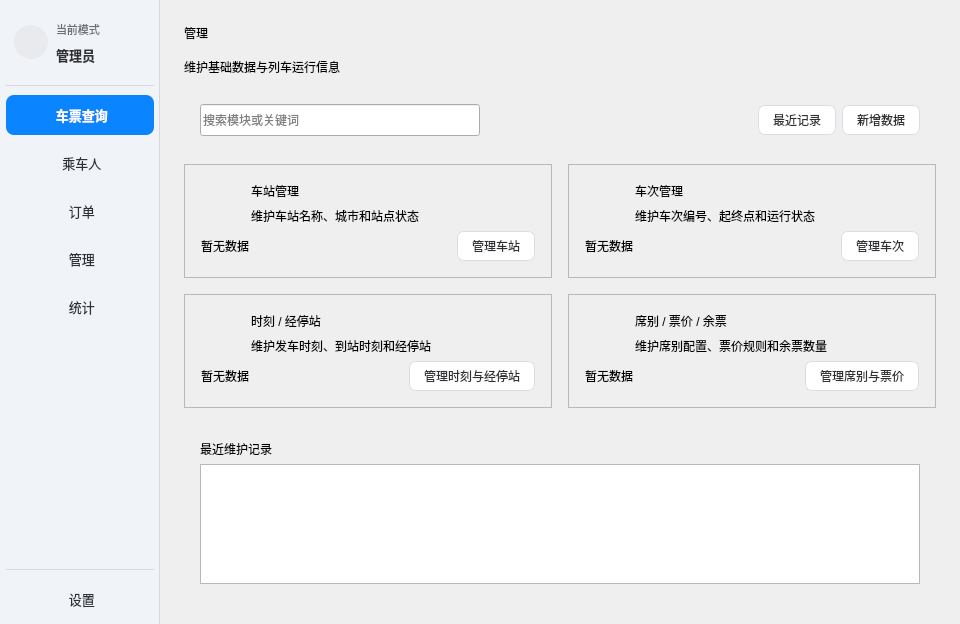
This is src/app/mainwindow.ui in miunerofrade/seu-qt-summer-school as Qt 5 draws it before an edit. The edited form follows.
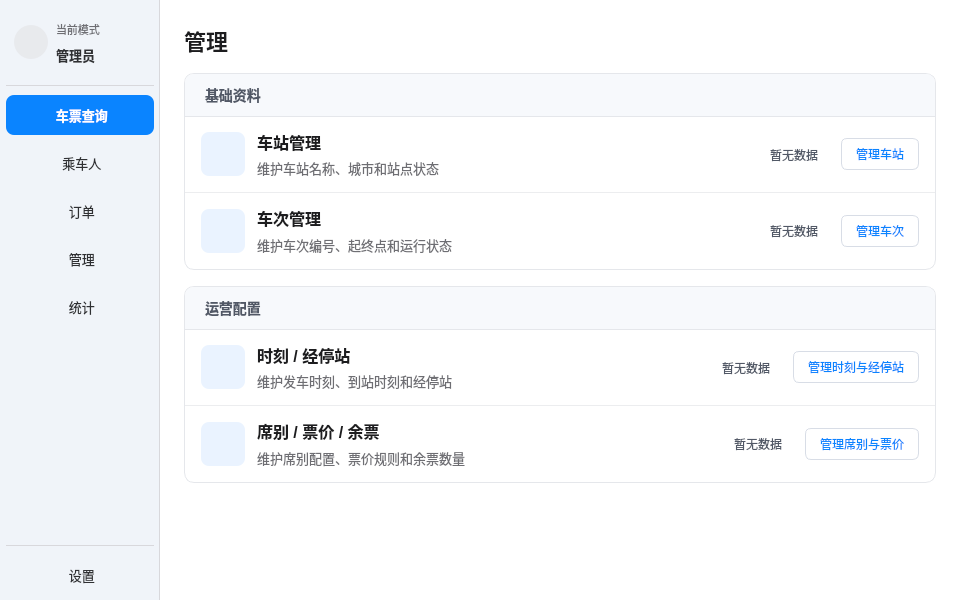
This is the edited form. The open tabs and pages were chosen to show the change. Icons and pictures are not drawn. Custom widgets are drawn as their Qt base class.

Commit message: style:调整了界面布局

Diff of the .ui file:
```diff
--- a/src/app/mainwindow.ui
+++ b/src/app/mainwindow.ui
@@ -1194,50 +1194,26 @@
     font-weight: 600;
 }
 
-QLabel#labelAdminSubtitle {
-    color: #6E6E73;
-    font-size: 13px;
-}
-
-QFrame#cardStationAdmin,
-QFrame#cardTrainAdmin,
-QFrame#cardScheduleAdmin,
-QFrame#cardSeatAdmin {
+QFrame#adminBaseGroup,
+QFrame#adminOperationGroup {
     background-color: #FFFFFF;
     border: 1px solid #E5E7EB;
     border-radius: 10px;
 }
 
-QWidget#adminToolbar,
-QWidget#adminRecentCard {
-    background-color: #FFFFFF;
-    border: 1px solid #E5E7EB;
-    border-radius: 10px;
-}
-
-QTableView#tableAdminRecent {
-    background-color: #FFFFFF;
-    border: 1px solid #E5E7EB;
-    border-radius: 0px;
-    color: #2F3033;
-    gridline-color: #ECEDEF;
-}
-
-QTableView#tableAdminRecent QHeaderView::section {
-    background-color: #FFFFFF;
+QLabel#labelAdminBaseGroup,
+QLabel#labelAdminOperationGroup {
+    background-color: #F7F9FC;
     border: none;
     border-bottom: 1px solid #E5E7EB;
-    color: #6E6E73;
-    padding: 8px;
-}
-
-QLabel#labelRecentAdminTitle {
-    color: #1D1D1F;
+    border-top-left-radius: 9px;
+    border-top-right-radius: 9px;
+    color: #515866;
     font-size: 14px;
     font-weight: 600;
+    padding: 10px 16px;
 }
 
-QPushButton#btnRecentAdmin,
 QPushButton#btnManageStations,
 QPushButton#btnManageTrains,
 QPushButton#btnManageSchedules,
@@ -1249,12 +1225,26 @@
     padding: 6px 14px;
 }
 
-QPushButton#btnAddAdminData {
-    background-color: #0A84FF;
+QPushButton#btnManageStations:hover,
+QPushButton#btnManageTrains:hover,
+QPushButton#btnManageSchedules:hover,
+QPushButton#btnManageSeats:hover {
+    background-color: #F0F6FF;
+    border-color: #A8CFFF;
+}
+
+QFrame#cardStationAdmin,
+QFrame#cardTrainAdmin,
+QFrame#cardScheduleAdmin,
+QFrame#cardSeatAdmin {
+    background-color: transparent;
     border: none;
-    border-radius: 6px;
-    color: #FFFFFF;
-    padding: 6px 14px;
+    border-radius: 0px;
+}
+
+QFrame#cardStationAdmin,
+QFrame#cardScheduleAdmin {
+    border-bottom: 1px solid #ECEDEF;
 }
 
 QLabel#labelStationAdminTitle,
@@ -1283,8 +1273,13 @@
     font-size: 13px;
 }
 
-QPushButton#btnAddAdminData:hover {
-    background-color: #0071E3;
+QLabel#labelStationAdminData,
+QLabel#labelTrainAdminData,
+QLabel#labelScheduleAdminData,
+QLabel#labelSeatAdminData {
+    color: #515866;
+    font-size: 12px;
+    padding-right: 8px;
 }</string>
        </property>
        <layout class="QVBoxLayout" name="verticalLayoutAdmin">
@@ -1299,117 +1294,72 @@
          </widget>
         </item>
         <item>
-         <widget class="QLabel" name="labelAdminSubtitle">
-          <property name="text"><string>维护基础数据与列车运行信息</string></property>
-         </widget>
-        </item>
-        <item>
-         <widget class="QWidget" name="adminToolbar" native="true">
-          <layout class="QHBoxLayout" name="horizontalLayoutAdminToolbar">
-           <property name="leftMargin"><number>16</number></property>
-           <property name="topMargin"><number>12</number></property>
-           <property name="rightMargin"><number>16</number></property>
-           <property name="bottomMargin"><number>12</number></property>
+         <widget class="QFrame" name="adminBaseGroup">
+          <property name="frameShape"><enum>QFrame::Shape::StyledPanel</enum></property>
+          <layout class="QVBoxLayout" name="verticalLayoutAdminBaseGroup">
+           <property name="spacing"><number>0</number></property>
+           <property name="leftMargin"><number>0</number></property><property name="topMargin"><number>0</number></property><property name="rightMargin"><number>0</number></property><property name="bottomMargin"><number>0</number></property>
+           <item><widget class="QLabel" name="labelAdminBaseGroup"><property name="text"><string>基础资料</string></property></widget></item>
            <item>
-            <widget class="QLineEdit" name="editAdminSearch">
-             <property name="minimumSize"><size><width>280</width><height>32</height></size></property>
-             <property name="placeholderText"><string>搜索模块或关键词</string></property>
+            <widget class="QFrame" name="cardStationAdmin">
+             <property name="minimumSize"><size><width>0</width><height>76</height></size></property>
+             <layout class="QHBoxLayout" name="horizontalLayoutStationAdmin">
+              <property name="spacing"><number>12</number></property><property name="leftMargin"><number>16</number></property><property name="topMargin"><number>12</number></property><property name="rightMargin"><number>16</number></property><property name="bottomMargin"><number>12</number></property>
+              <item><widget class="QLabel" name="labelStationAdminIcon"><property name="minimumSize"><size><width>44</width><height>44</height></size></property><property name="maximumSize"><size><width>44</width><height>44</height></size></property><property name="pixmap"><pixmap resource="resources.qrc">:/icons/landmark.svg</pixmap></property><property name="alignment"><set>Qt::AlignmentFlag::AlignCenter</set></property></widget></item>
+              <item><layout class="QVBoxLayout" name="verticalLayoutStationAdminText"><property name="spacing"><number>2</number></property><item><widget class="QLabel" name="labelStationAdminTitle"><property name="text"><string>车站管理</string></property></widget></item><item><widget class="QLabel" name="labelStationAdminDescription"><property name="text"><string>维护车站名称、城市和站点状态</string></property></widget></item></layout></item>
+              <item><spacer name="horizontalSpacerStationAdmin"><property name="orientation"><enum>Qt::Orientation::Horizontal</enum></property><property name="sizeHint" stdset="0"><size><width>40</width><height>20</height></size></property></spacer></item>
+              <item><widget class="QLabel" name="labelStationAdminData"><property name="text"><string>暂无数据</string></property></widget></item>
+              <item><widget class="QPushButton" name="btnManageStations"><property name="text"><string>管理车站</string></property></widget></item>
+             </layout>
             </widget>
            </item>
            <item>
-            <spacer name="horizontalSpacerAdminToolbar">
-             <property name="orientation"><enum>Qt::Orientation::Horizontal</enum></property>
-             <property name="sizeHint" stdset="0"><size><width>40</width><height>20</height></size></property>
-            </spacer>
-           </item>
-           <item>
-            <widget class="QPushButton" name="btnRecentAdmin">
-             <property name="text"><string>最近记录</string></property>
-            </widget>
-           </item>
-           <item>
-            <widget class="QPushButton" name="btnAddAdminData">
-             <property name="text"><string>新增数据</string></property>
+            <widget class="QFrame" name="cardTrainAdmin">
+             <property name="minimumSize"><size><width>0</width><height>76</height></size></property>
+             <layout class="QHBoxLayout" name="horizontalLayoutTrainAdmin">
+              <property name="spacing"><number>12</number></property><property name="leftMargin"><number>16</number></property><property name="topMargin"><number>12</number></property><property name="rightMargin"><number>16</number></property><property name="bottomMargin"><number>12</number></property>
+              <item><widget class="QLabel" name="labelTrainAdminIcon"><property name="minimumSize"><size><width>44</width><height>44</height></size></property><property name="maximumSize"><size><width>44</width><height>44</height></size></property><property name="pixmap"><pixmap resource="resources.qrc">:/icons/train-front.svg</pixmap></property><property name="alignment"><set>Qt::AlignmentFlag::AlignCenter</set></property></widget></item>
+              <item><layout class="QVBoxLayout" name="verticalLayoutTrainAdminText"><property name="spacing"><number>2</number></property><item><widget class="QLabel" name="labelTrainAdminTitle"><property name="text"><string>车次管理</string></property></widget></item><item><widget class="QLabel" name="labelTrainAdminDescription"><property name="text"><string>维护车次编号、起终点和运行状态</string></property></widget></item></layout></item>
+              <item><spacer name="horizontalSpacerTrainAdmin"><property name="orientation"><enum>Qt::Orientation::Horizontal</enum></property><property name="sizeHint" stdset="0"><size><width>40</width><height>20</height></size></property></spacer></item>
+              <item><widget class="QLabel" name="labelTrainAdminData"><property name="text"><string>暂无数据</string></property></widget></item>
+              <item><widget class="QPushButton" name="btnManageTrains"><property name="text"><string>管理车次</string></property></widget></item>
+             </layout>
             </widget>
            </item>
           </layout>
          </widget>
         </item>
         <item>
-         <layout class="QGridLayout" name="gridLayoutAdminEntries">
-          <property name="horizontalSpacing"><number>16</number></property>
-          <property name="verticalSpacing"><number>16</number></property>
-          <item row="0" column="0">
-           <widget class="QFrame" name="cardStationAdmin">
-            <property name="frameShape"><enum>QFrame::Shape::StyledPanel</enum></property>
-            <property name="class">adminCard</property>
-            <layout class="QVBoxLayout" name="verticalLayoutStationAdmin">
-             <property name="leftMargin"><number>16</number></property>
-             <property name="topMargin"><number>16</number></property>
-             <property name="rightMargin"><number>16</number></property>
-             <property name="bottomMargin"><number>16</number></property>
-             <item><widget class="QWidget" name="stationAdminHeaderRow" native="true"><layout class="QHBoxLayout" name="horizontalLayoutStationAdminHeader"><property name="leftMargin"><number>0</number></property><property name="topMargin"><number>0</number></property><property name="rightMargin"><number>0</number></property><property name="bottomMargin"><number>0</number></property><item><widget class="QLabel" name="labelStationAdminIcon"><property name="minimumSize"><size><width>44</width><height>44</height></size></property><property name="maximumSize"><size><width>44</width><height>44</height></size></property><property name="pixmap"><pixmap resource="resources.qrc">:/icons/landmark.svg</pixmap></property><property name="alignment"><set>Qt::AlignmentFlag::AlignCenter</set></property></widget></item><item><layout class="QVBoxLayout" name="verticalLayoutStationAdminHeaderText"><item><widget class="QLabel" name="labelStationAdminTitle"><property name="text"><string>车站管理</string></property><property name="class">adminCardTitle</property></widget></item><item><widget class="QLabel" name="labelStationAdminDescription"><property name="text"><string>维护车站名称、城市和站点状态</string></property><property name="class">adminCardDescription</property></widget></item></layout></item></layout></widget></item>
-             <item><spacer name="verticalSpacerStationAdmin"><property name="orientation"><enum>Qt::Orientation::Vertical</enum></property><property name="sizeHint" stdset="0"><size><width>20</width><height>20</height></size></property></spacer></item>
-             <item><widget class="QWidget" name="stationAdminMetaRow" native="true"><layout class="QHBoxLayout" name="horizontalLayoutStationAdminMeta"><property name="leftMargin"><number>0</number></property><property name="topMargin"><number>0</number></property><property name="rightMargin"><number>0</number></property><property name="bottomMargin"><number>0</number></property><item><widget class="QLabel" name="labelStationAdminData"><property name="text"><string>暂无数据</string></property><property name="class">adminCardDescription</property></widget></item><item><spacer name="horizontalSpacerStationAdminMeta"><property name="orientation"><enum>Qt::Orientation::Horizontal</enum></property><property name="sizeHint" stdset="0"><size><width>20</width><height>20</height></size></property></spacer></item><item><widget class="QPushButton" name="btnManageStations"><property name="text"><string>管理车站</string></property><property name="class">adminEntryButton</property></widget></item></layout></widget></item>
-            </layout>
-           </widget>
-          </item>
-          <item row="0" column="1">
-           <widget class="QFrame" name="cardTrainAdmin">
-            <property name="frameShape"><enum>QFrame::Shape::StyledPanel</enum></property>
-            <property name="class">adminCard</property>
-            <layout class="QVBoxLayout" name="verticalLayoutTrainAdmin">
-             <property name="leftMargin"><number>16</number></property><property name="topMargin"><number>16</number></property><property name="rightMargin"><number>16</number></property><property name="bottomMargin"><number>16</number></property>
-             <item><widget class="QWidget" name="trainAdminHeaderRow" native="true"><layout class="QHBoxLayout" name="horizontalLayoutTrainAdminHeader"><property name="leftMargin"><number>0</number></property><property name="topMargin"><number>0</number></property><property name="rightMargin"><number>0</number></property><property name="bottomMargin"><number>0</number></property><item><widget class="QLabel" name="labelTrainAdminIcon"><property name="minimumSize"><size><width>44</width><height>44</height></size></property><property name="maximumSize"><size><width>44</width><height>44</height></size></property><property name="pixmap"><pixmap resource="resources.qrc">:/icons/train-front.svg</pixmap></property><property name="alignment"><set>Qt::AlignmentFlag::AlignCenter</set></property></widget></item><item><layout class="QVBoxLayout" name="verticalLayoutTrainAdminHeaderText"><item><widget class="QLabel" name="labelTrainAdminTitle"><property name="text"><string>车次管理</string></property><property name="class">adminCardTitle</property></widget></item><item><widget class="QLabel" name="labelTrainAdminDescription"><property name="text"><string>维护车次编号、起终点和运行状态</string></property><property name="class">adminCardDescription</property></widget></item></layout></item></layout></widget></item>
-             <item><spacer name="verticalSpacerTrainAdmin"><property name="orientation"><enum>Qt::Orientation::Vertical</enum></property><property name="sizeHint" stdset="0"><size><width>20</width><height>20</height></size></property></spacer></item>
-             <item><widget class="QWidget" name="trainAdminMetaRow" native="true"><layout class="QHBoxLayout" name="horizontalLayoutTrainAdminMeta"><property name="leftMargin"><number>0</number></property><property name="topMargin"><number>0</number></property><property name="rightMargin"><number>0</number></property><property name="bottomMargin"><number>0</number></property><item><widget class="QLabel" name="labelTrainAdminData"><property name="text"><string>暂无数据</string></property><property name="class">adminCardDescription</property></widget></item><item><spacer name="horizontalSpacerTrainAdminMeta"><property name="orientation"><enum>Qt::Orientation::Horizontal</enum></property><property name="sizeHint" stdset="0"><size><width>20</width><height>20</height></size></property></spacer></item><item><widget class="QPushButton" name="btnManageTrains"><property name="text"><string>管理车次</string></property><property name="class">adminEntryButton</property></widget></item></layout></widget></item>
-            </layout>
-           </widget>
-          </item>
-          <item row="1" column="0">
-           <widget class="QFrame" name="cardScheduleAdmin">
-            <property name="frameShape"><enum>QFrame::Shape::StyledPanel</enum></property>
-            <property name="class">adminCard</property>
-            <layout class="QVBoxLayout" name="verticalLayoutScheduleAdmin">
-             <property name="leftMargin"><number>16</number></property><property name="topMargin"><number>16</number></property><property name="rightMargin"><number>16</number></property><property name="bottomMargin"><number>16</number></property>
-             <item><widget class="QWidget" name="scheduleAdminHeaderRow" native="true"><layout class="QHBoxLayout" name="horizontalLayoutScheduleAdminHeader"><property name="leftMargin"><number>0</number></property><property name="topMargin"><number>0</number></property><property name="rightMargin"><number>0</number></property><property name="bottomMargin"><number>0</number></property><item><widget class="QLabel" name="labelScheduleAdminIcon"><property name="minimumSize"><size><width>44</width><height>44</height></size></property><property name="maximumSize"><size><width>44</width><height>44</height></size></property><property name="pixmap"><pixmap resource="resources.qrc">:/icons/clock.svg</pixmap></property><property name="alignment"><set>Qt::AlignmentFlag::AlignCenter</set></property></widget></item><item><layout class="QVBoxLayout" name="verticalLayoutScheduleAdminHeaderText"><item><widget class="QLabel" name="labelScheduleAdminTitle"><property name="text"><string>时刻 / 经停站</string></property><property name="class">adminCardTitle</property></widget></item><item><widget class="QLabel" name="labelScheduleAdminDescription"><property name="text"><string>维护发车时刻、到站时刻和经停站</string></property><property name="class">adminCardDescription</property></widget></item></layout></item></layout></widget></item>
-             <item><spacer name="verticalSpacerScheduleAdmin"><property name="orientation"><enum>Qt::Orientation::Vertical</enum></property><property name="sizeHint" stdset="0"><size><width>20</width><height>20</height></size></property></spacer></item>
-             <item><widget class="QWidget" name="scheduleAdminMetaRow" native="true"><layout class="QHBoxLayout" name="horizontalLayoutScheduleAdminMeta"><property name="leftMargin"><number>0</number></property><property name="topMargin"><number>0</number></property><property name="rightMargin"><number>0</number></property><property name="bottomMargin"><number>0</number></property><item><widget class="QLabel" name="labelScheduleAdminData"><property name="text"><string>暂无数据</string></property><property name="class">adminCardDescription</property></widget></item><item><spacer name="horizontalSpacerScheduleAdminMeta"><property name="orientation"><enum>Qt::Orientation::Horizontal</enum></property><property name="sizeHint" stdset="0"><size><width>20</width><height>20</height></size></property></spacer></item><item><widget class="QPushButton" name="btnManageSchedules"><property name="text"><string>管理时刻与经停站</string></property><property name="class">adminEntryButton</property></widget></item></layout></widget></item>
-            </layout>
-           </widget>
-          </item>
-          <item row="1" column="1">
-           <widget class="QFrame" name="cardSeatAdmin">
-            <property name="frameShape"><enum>QFrame::Shape::StyledPanel</enum></property>
-            <property name="class">adminCard</property>
-            <layout class="QVBoxLayout" name="verticalLayoutSeatAdmin">
-             <property name="leftMargin"><number>16</number></property><property name="topMargin"><number>16</number></property><property name="rightMargin"><number>16</number></property><property name="bottomMargin"><number>16</number></property>
-             <item><widget class="QWidget" name="seatAdminHeaderRow" native="true"><layout class="QHBoxLayout" name="horizontalLayoutSeatAdminHeader"><property name="leftMargin"><number>0</number></property><property name="topMargin"><number>0</number></property><property name="rightMargin"><number>0</number></property><property name="bottomMargin"><number>0</number></property><item><widget class="QLabel" name="labelSeatAdminIcon"><property name="minimumSize"><size><width>44</width><height>44</height></size></property><property name="maximumSize"><size><width>44</width><height>44</height></size></property><property name="pixmap"><pixmap resource="resources.qrc">:/icons/badge-yen.svg</pixmap></property><property name="alignment"><set>Qt::AlignmentFlag::AlignCenter</set></property></widget></item><item><layout class="QVBoxLayout" name="verticalLayoutSeatAdminHeaderText"><item><widget class="QLabel" name="labelSeatAdminTitle"><property name="text"><string>席别 / 票价 / 余票</string></property><property name="class">adminCardTitle</property></widget></item><item><widget class="QLabel" name="labelSeatAdminDescription"><property name="text"><string>维护席别配置、票价规则和余票数量</string></property><property name="class">adminCardDescription</property></widget></item></layout></item></layout></widget></item>
-             <item><spacer name="verticalSpacerSeatAdmin"><property name="orientation"><enum>Qt::Orientation::Vertical</enum></property><property name="sizeHint" stdset="0"><size><width>20</width><height>20</height></size></property></spacer></item>
-             <item><widget class="QWidget" name="seatAdminMetaRow" native="true"><layout class="QHBoxLayout" name="horizontalLayoutSeatAdminMeta"><property name="leftMargin"><number>0</number></property><property name="topMargin"><number>0</number></property><property name="rightMargin"><number>0</number></property><property name="bottomMargin"><number>0</number></property><item><widget class="QLabel" name="labelSeatAdminData"><property name="text"><string>暂无数据</string></property><property name="class">adminCardDescription</property></widget></item><item><spacer name="horizontalSpacerSeatAdminMeta"><property name="orientation"><enum>Qt::Orientation::Horizontal</enum></property><property name="sizeHint" stdset="0"><size><width>20</width><height>20</height></size></property></spacer></item><item><widget class="QPushButton" name="btnManageSeats"><property name="text"><string>管理席别与票价</string></property><property name="class">adminEntryButton</property></widget></item></layout></widget></item>
-            </layout>
-           </widget>
-          </item>
-         </layout>
-        </item>
-        <item>
-         <widget class="QWidget" name="adminRecentCard" native="true">
-          <layout class="QVBoxLayout" name="verticalLayoutAdminRecent">
-           <property name="leftMargin"><number>16</number></property>
-           <property name="topMargin"><number>16</number></property>
-           <property name="rightMargin"><number>16</number></property>
-           <property name="bottomMargin"><number>16</number></property>
+         <widget class="QFrame" name="adminOperationGroup">
+          <property name="frameShape"><enum>QFrame::Shape::StyledPanel</enum></property>
+          <layout class="QVBoxLayout" name="verticalLayoutAdminOperationGroup">
+           <property name="spacing"><number>0</number></property>
+           <property name="leftMargin"><number>0</number></property><property name="topMargin"><number>0</number></property><property name="rightMargin"><number>0</number></property><property name="bottomMargin"><number>0</number></property>
+           <item><widget class="QLabel" name="labelAdminOperationGroup"><property name="text"><string>运营配置</string></property></widget></item>
            <item>
-            <widget class="QLabel" name="labelRecentAdminTitle">
-             <property name="text"><string>最近维护记录</string></property>
+            <widget class="QFrame" name="cardScheduleAdmin">
+             <property name="minimumSize"><size><width>0</width><height>76</height></size></property>
+             <layout class="QHBoxLayout" name="horizontalLayoutScheduleAdmin">
+              <property name="spacing"><number>12</number></property><property name="leftMargin"><number>16</number></property><property name="topMargin"><number>12</number></property><property name="rightMargin"><number>16</number></property><property name="bottomMargin"><number>12</number></property>
+              <item><widget class="QLabel" name="labelScheduleAdminIcon"><property name="minimumSize"><size><width>44</width><height>44</height></size></property><property name="maximumSize"><size><width>44</width><height>44</height></size></property><property name="pixmap"><pixmap resource="resources.qrc">:/icons/clock.svg</pixmap></property><property name="alignment"><set>Qt::AlignmentFlag::AlignCenter</set></property></widget></item>
+              <item><layout class="QVBoxLayout" name="verticalLayoutScheduleAdminText"><property name="spacing"><number>2</number></property><item><widget class="QLabel" name="labelScheduleAdminTitle"><property name="text"><string>时刻 / 经停站</string></property></widget></item><item><widget class="QLabel" name="labelScheduleAdminDescription"><property name="text"><string>维护发车时刻、到站时刻和经停站</string></property></widget></item></layout></item>
+              <item><spacer name="horizontalSpacerScheduleAdmin"><property name="orientation"><enum>Qt::Orientation::Horizontal</enum></property><property name="sizeHint" stdset="0"><size><width>40</width><height>20</height></size></property></spacer></item>
+              <item><widget class="QLabel" name="labelScheduleAdminData"><property name="text"><string>暂无数据</string></property></widget></item>
+              <item><widget class="QPushButton" name="btnManageSchedules"><property name="text"><string>管理时刻与经停站</string></property></widget></item>
+             </layout>
             </widget>
            </item>
            <item>
-            <widget class="QTableView" name="tableAdminRecent">
-             <property name="minimumSize"><size><width>0</width><height>120</height></size></property>
-             <property name="alternatingRowColors"><bool>true</bool></property>
-             <property name="selectionBehavior"><enum>QAbstractItemView::SelectionBehavior::SelectRows</enum></property>
-             <property name="editTriggers"><enum>QAbstractItemView::EditTrigger::NoEditTriggers</enum></property>
+            <widget class="QFrame" name="cardSeatAdmin">
+             <property name="minimumSize"><size><width>0</width><height>76</height></size></property>
+             <layout class="QHBoxLayout" name="horizontalLayoutSeatAdmin">
+              <property name="spacing"><number>12</number></property><property name="leftMargin"><number>16</number></property><property name="topMargin"><number>12</number></property><property name="rightMargin"><number>16</number></property><property name="bottomMargin"><number>12</number></property>
+              <item><widget class="QLabel" name="labelSeatAdminIcon"><property name="minimumSize"><size><width>44</width><height>44</height></size></property><property name="maximumSize"><size><width>44</width><height>44</height></size></property><property name="pixmap"><pixmap resource="resources.qrc">:/icons/badge-yen.svg</pixmap></property><property name="alignment"><set>Qt::AlignmentFlag::AlignCenter</set></property></widget></item>
+              <item><layout class="QVBoxLayout" name="verticalLayoutSeatAdminText"><property name="spacing"><number>2</number></property><item><widget class="QLabel" name="labelSeatAdminTitle"><property name="text"><string>席别 / 票价 / 余票</string></property></widget></item><item><widget class="QLabel" name="labelSeatAdminDescription"><property name="text"><string>维护席别配置、票价规则和余票数量</string></property></widget></item></layout></item>
+              <item><spacer name="horizontalSpacerSeatAdmin"><property name="orientation"><enum>Qt::Orientation::Horizontal</enum></property><property name="sizeHint" stdset="0"><size><width>40</width><height>20</height></size></property></spacer></item>
+              <item><widget class="QLabel" name="labelSeatAdminData"><property name="text"><string>暂无数据</string></property></widget></item>
+              <item><widget class="QPushButton" name="btnManageSeats"><property name="text"><string>管理席别与票价</string></property></widget></item>
+             </layout>
             </widget>
            </item>
           </layout>
```
The commit also changes 4 other files.
